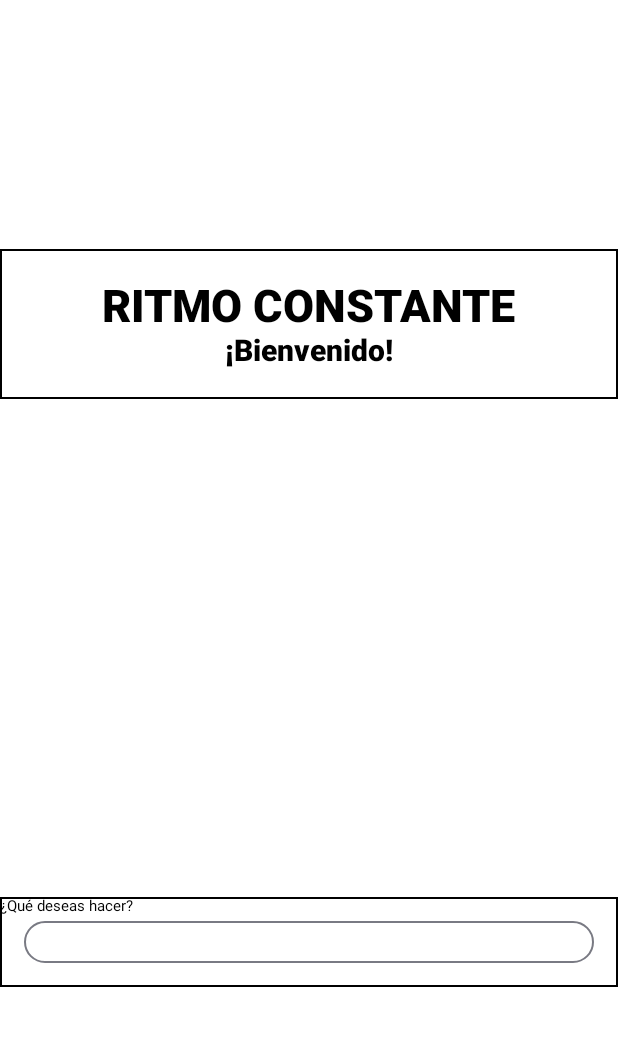
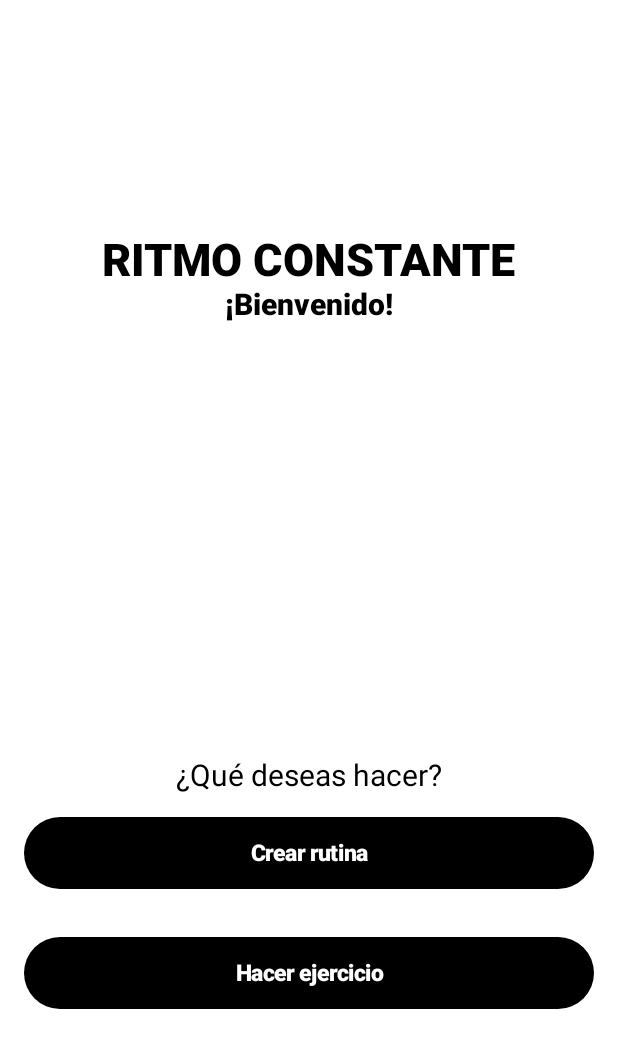
Before and after one commit to Felipesf76/exercise_app, an Android app built with Jetpack Compose: the screen it shows after launch (MainActivity), on a phone screen of 412 x 824 dp. Shown: the top 1048 px of the screen. Run offline under Robolectric (Android 15) with nearby library versions, the phone set to English and light mode, and no system bars.

```diff
--- a/app/build.gradle.kts
+++ b/app/build.gradle.kts
@@ -41,6 +41,7 @@ android {
 
 dependencies {
 
+    implementation(libs.androidx.navigation.compose)
     implementation(libs.androidx.core.ktx)
     implementation(libs.androidx.lifecycle.runtime.ktx)
     implementation(libs.androidx.activity.compose)
--- a/app/src/main/java/com/example/exercise_app/MainActivity.kt
+++ b/app/src/main/java/com/example/exercise_app/MainActivity.kt
@@ -7,8 +7,13 @@ import androidx.activity.enableEdgeToEdge
 import androidx.compose.foundation.layout.fillMaxSize
 import androidx.compose.material3.Scaffold
 import androidx.compose.ui.Modifier
+import androidx.navigation.compose.NavHost
 import com.example.exercise_app.ui.theme.Exercise_appTheme
 import com.example.exercise_app.views.home.BoxHomeScreen
+import androidx.navigation.compose.rememberNavController
+import androidx.navigation.compose.composable
+import com.example.exercise_app.views.utils.Screen
+import androidx.compose.foundation.layout.padding
 
 class MainActivity : ComponentActivity() {
     override fun onCreate(savedInstanceState: Bundle?) {
@@ -17,7 +22,22 @@ class MainActivity : ComponentActivity() {
         setContent {
             Exercise_appTheme {
                 Scaffold(modifier = Modifier.fillMaxSize()) { innerPadding ->
-                    BoxHomeScreen(innerPadding)
+                    val navController = rememberNavController()
+
+                    NavHost(
+                        navController = navController,
+                        startDestination = Screen.HomeScreen.route,
+                        modifier = Modifier.padding(innerPadding)
+                    ) {
+                        composable(route = Screen.HomeScreen.route) {
+                            BoxHomeScreen(navController)
+                        }
+                        //Otra página
+                        //composable(route = Screen.HomeScreen.route) {
+                        //    BoxHomeScreen(innerPadding)
+                        //}
+
+                    }
                 }
             }
         }
--- a/app/src/main/java/com/example/exercise_app/views/components/Button.kt
+++ b/app/src/main/java/com/example/exercise_app/views/components/Button.kt
@@ -1,5 +1,6 @@
 package com.example.exercise_app.views.components
 
+import androidx.compose.foundation.background
 import androidx.compose.foundation.border
 import androidx.compose.foundation.layout.PaddingValues
 import androidx.compose.foundation.layout.fillMaxWidth
@@ -7,7 +8,7 @@ import androidx.compose.foundation.layout.height
 import androidx.compose.foundation.layout.padding
 import androidx.compose.foundation.shape.RoundedCornerShape
 import androidx.compose.material3.ButtonDefaults
-import androidx.compose.material3.OutlinedButton
+import androidx.compose.material3.Button
 import androidx.compose.material3.Text
 import androidx.compose.runtime.Composable
 import androidx.compose.ui.Modifier
@@ -20,23 +21,23 @@ import androidx.compose.ui.unit.sp
 import com.example.exercise_app.R
 
 @Composable
-fun ButtonRedirect(onClick: () -> Unit) {
-    OutlinedButton(
+fun ButtonRedirect(text: String, onClick: () -> Unit) {
+    Button(
         onClick = onClick,
         modifier = Modifier
             .fillMaxWidth()
-            .height(100.dp)
-            .border(1.dp, Color.Black)
+            .height(80.dp)
             .padding(16.dp),
         shape = RoundedCornerShape(24.dp),
-        colors = ButtonDefaults.outlinedButtonColors(contentColor = Color.Black),
-        contentPadding = PaddingValues(16.dp)
+        colors = ButtonDefaults.buttonColors(
+            containerColor = Color.Black,
+            contentColor = Color.White
+        )
     ) {
         Text(
-            text = stringResource(R.string.create_routine),
+            text = text,
             style = TextStyle(
-                color = Color.Black,
-                fontSize = 10.sp,
+                fontSize = 15.sp,
                 fontWeight = FontWeight.Black
             )
         )
--- a/app/src/main/java/com/example/exercise_app/views/home/homeView.kt
+++ b/app/src/main/java/com/example/exercise_app/views/home/homeView.kt
@@ -1,15 +1,12 @@
 package com.example.exercise_app.views.home
 
 import androidx.compose.foundation.background
-import androidx.compose.foundation.border
 import androidx.compose.foundation.layout.Arrangement
 import androidx.compose.foundation.layout.Box
-import androidx.compose.foundation.layout.PaddingValues
 import androidx.compose.foundation.layout.Column
 import androidx.compose.foundation.layout.fillMaxHeight
 import androidx.compose.foundation.layout.fillMaxWidth
 import androidx.compose.foundation.layout.height
-import androidx.compose.foundation.layout.padding
 import androidx.compose.material3.Text
 import androidx.compose.runtime.Composable
 import androidx.compose.ui.Alignment
@@ -20,14 +17,14 @@ import androidx.compose.ui.text.TextStyle
 import androidx.compose.ui.text.font.FontWeight
 import androidx.compose.ui.unit.dp
 import androidx.compose.ui.unit.sp
+import androidx.navigation.NavHostController
 import com.example.exercise_app.R
 import com.example.exercise_app.views.components.ButtonRedirect
 
 @Composable
-fun BoxHomeScreen(innerPadding: PaddingValues){
+fun BoxHomeScreen(navController: NavHostController){
     Column (
         modifier = Modifier
-            .padding(innerPadding)
             .background(color = Color.White)
             .fillMaxWidth()
             .fillMaxHeight(),
@@ -37,28 +34,39 @@ fun BoxHomeScreen(innerPadding: PaddingValues){
         Box (
             modifier = Modifier
                 .fillMaxWidth()
-                .height(100.dp)
-                .border(width = 1.dp, color = Color.Black),
+                .height(100.dp),
             contentAlignment = Alignment.Center
         ){
             TitleHomePage()
         }
         Box (
             modifier = Modifier
-                .fillMaxWidth()
-                .height(60.dp)
-                .border(width = 1.dp, color = Color.Black)
+                .fillMaxWidth(),
+            contentAlignment = Alignment.Center
+        ){
+            Column (
+                modifier = Modifier
+                    .fillMaxWidth(),
+                horizontalAlignment = Alignment.CenterHorizontally,
             ){
                 Text(
                     text= stringResource(R.string.home_question),
                     style = TextStyle(
                         color = Color.Black,
-                    fontSize = 10.sp,
+                        fontSize = 20.sp,
                     )
                 )
-            ButtonRedirect(onClick = {
-                // Aquí puedes agregar la lógica para crear una rutina
+                ButtonRedirect(
+                    text = stringResource(R.string.create_routine),
+                    onClick = {
+                        println("Click a a")
                     })
+                ButtonRedirect(
+                    text = stringResource(R.string.do_exercise),
+                    onClick = {
+                        println("Click a b")
+                    })
+            }
         }
     }
 }
--- /dev/null
+++ b/app/src/main/java/com/example/exercise_app/views/utils/ScreenUtils.kt
@@ -0,0 +1,5 @@
+package com.example.exercise_app.views.utils
+
+sealed class Screen (val route: String) {
+    data object HomeScreen : Screen("home_screen")
+}
--- a/app/src/main/res/values/strings.xml
+++ b/app/src/main/res/values/strings.xml
@@ -4,4 +4,5 @@
     <string name="welcome">¡Bienvenido!</string>
     <string name="home_question">¿Qué deseas hacer?</string>
     <string name="create_routine">Crear rutina</string>
+    <string name="do_exercise">Hacer ejercicio</string>
 </resources>
--- a/gradle/libs.versions.toml
+++ b/gradle/libs.versions.toml
@@ -8,6 +8,7 @@ espressoCore = "3.6.1"
 lifecycleRuntimeKtx = "2.6.1"
 activityCompose = "1.10.1"
 composeBom = "2024.09.00"
+navversion = "2.8.9"
 
 [libraries]
 androidx-core-ktx = { group = "androidx.core", name = "core-ktx", version.ref = "coreKtx" }
@@ -17,6 +18,7 @@ androidx-espresso-core = { group = "androidx.test.espresso", name = "espresso-co
 androidx-lifecycle-runtime-ktx = { group = "androidx.lifecycle", name = "lifecycle-runtime-ktx", version.ref = "lifecycleRuntimeKtx" }
 androidx-activity-compose = { group = "androidx.activity", name = "activity-compose", version.ref = "activityCompose" }
 androidx-compose-bom = { group = "androidx.compose", name = "compose-bom", version.ref = "composeBom" }
+androidx-navigation-compose = {module = "androidx.navigation:navigation-compose", version.ref = "navversion"}
 androidx-ui = { group = "androidx.compose.ui", name = "ui" }
 androidx-ui-graphics = { group = "androidx.compose.ui", name = "ui-graphics" }
 androidx-ui-tooling = { group = "androidx.compose.ui", name = "ui-tooling" }
```
Lines whose indentation alone changed are shown as unchanged.
